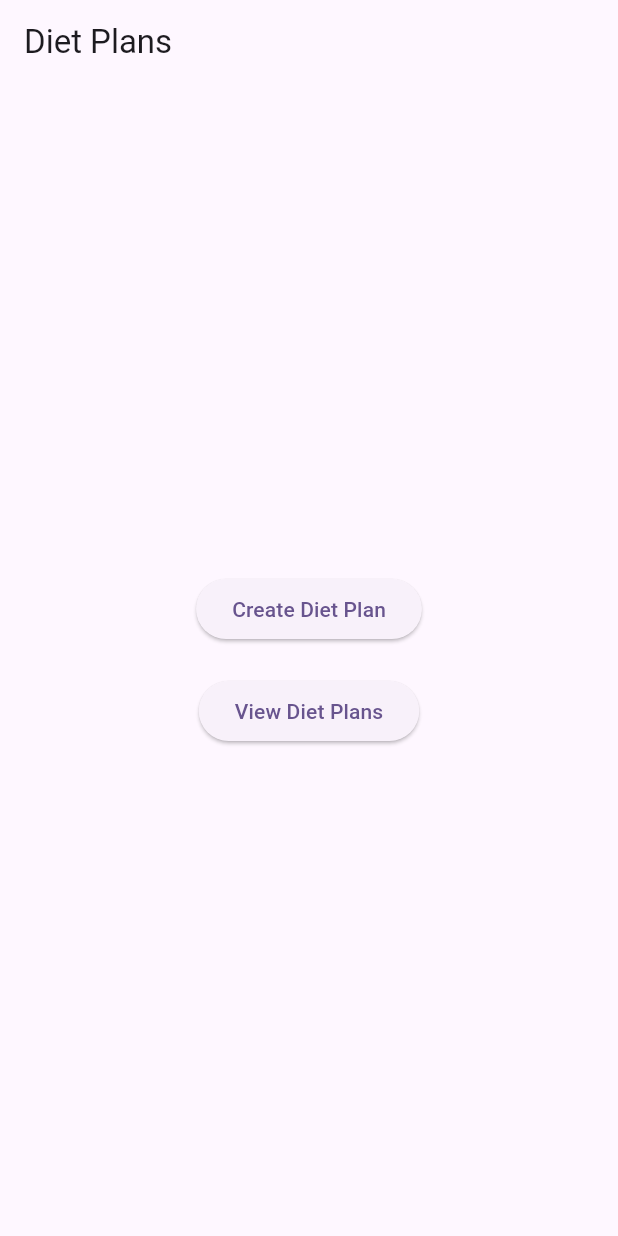
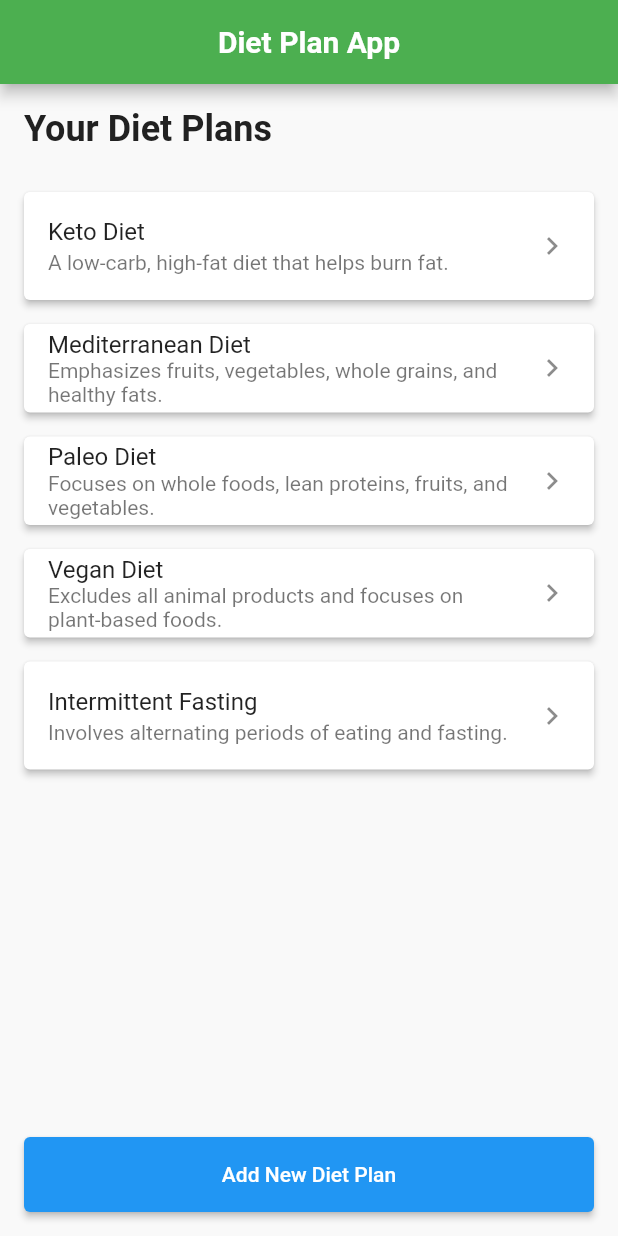
Before and after one commit to SajiaAfrin/Diet-Plans-Flutter-App, a Flutter app: the screen it shows after launch, on a phone screen of 412 x 824 dp. Run offline on Flutter 3.47's test engine with Material 2 defaults, Android fonts, the phone set to English and light mode, and no system bars.

```diff
--- /dev/null
+++ b/lib/diet_data.dart
@@ -0,0 +1,33 @@
+// diet_data.dart
+
+// A class representing a diet plan
+class DietPlan {
+  final String name;
+  final String description;
+
+  DietPlan({required this.name, required this.description});
+}
+
+// Sample list of diet plans
+final List<DietPlan> dietPlans = [
+  DietPlan(
+    name: "Keto Diet",
+    description: "A low-carb, high-fat diet that helps burn fat."
+  ),
+  DietPlan(
+    name: "Mediterranean Diet",
+    description: "Emphasizes fruits, vegetables, whole grains, and healthy fats."
+  ),
+  DietPlan(
+    name: "Paleo Diet",
+    description: "Focuses on whole foods, lean proteins, fruits, and vegetables."
+  ),
+  DietPlan(
+    name: "Vegan Diet",
+    description: "Excludes all animal products and focuses on plant-based foods."
+  ),
+  DietPlan(
+    name: "Intermittent Fasting",
+    description: "Involves alternating periods of eating and fasting."
+  ),
+];
--- a/lib/homepage.dart
+++ b/lib/homepage.dart
@@ -1,37 +1,68 @@
 import 'package:flutter/material.dart';
+import 'dietPlanDetailsPage.dart';
+import 'diet_data.dart'; // Import the data file
 
-class DietPlanHomePage extends StatefulWidget {
-  const DietPlanHomePage({Key? key}) : super(key: key);
-
-  @override
-  State<DietPlanHomePage> createState() => _DietPlanHomePageState();
-}
-
-class _DietPlanHomePageState extends State<DietPlanHomePage> {
+class HomePage extends StatelessWidget {
   @override
   Widget build(BuildContext context) {
     return Scaffold(
       appBar: AppBar(
-        title: const Text('Diet Plans'),
+        title: Text('Diet Plan App'),
+        centerTitle: true,
       ),
-      body: Center(
+      body: Padding(
+        padding: const EdgeInsets.all(16.0),
         child: Column(
-          mainAxisAlignment: MainAxisAlignment.center,
+          crossAxisAlignment: CrossAxisAlignment.start,
           children: [
+            Text(
+              'Your Diet Plans',
+              style: TextStyle(fontSize: 24, fontWeight: FontWeight.bold),
+            ),
+            SizedBox(height: 20),
+            Expanded(
+              child: ListView.builder(
+                itemCount: dietPlans.length, // Use dietPlans list length
+                itemBuilder: (context, index) {
+                  return Card(
+                    elevation: 2,
+                    margin: EdgeInsets.symmetric(vertical: 8),
+                    child: ListTile(
+                      title: Text(dietPlans[index].name), // Display the diet name
+                      subtitle: Text(dietPlans[index].description),
+                      trailing: Icon(Icons.chevron_right),
+                      onTap: () {
+                        // Navigate to the diet plan details
+                        Navigator.push(
+                          context,
+                          MaterialPageRoute(
+                            builder: (context) => DietPlanDetailsPage(
+                              dietPlanName: dietPlans[index].name,
+                              dietPlanDescription: dietPlans[index].description,
+                            ),
+                          ),
+                        );
+                      },
+                    ),
+                  );
+                },
+              ),
+            ),
+            SizedBox(height: 20),
             ElevatedButton(
               onPressed: () {
-                // Navigate to the diet plan creation page
-                Navigator.pushNamed(context, '/create_diet_plan');
+                // Navigate to the add new diet plan page
+                Navigator.push(
+                  context,
+                  MaterialPageRoute(
+                    builder: (context) => AddNewDietPlanPage(),
+                  ),
+                );
               },
-              child: const Text('Create Diet Plan'),
-            ),
-            const SizedBox(height: 20),
-            ElevatedButton(
-              onPressed: () {
-                // Navigate to the diet plan list page
-                Navigator.pushNamed(context, '/diet_plan_list');
-              },
-              child: const Text('View Diet Plans'),
+              child: Text('Add New Diet Plan'),
+              style: ElevatedButton.styleFrom(
+                minimumSize: Size(double.infinity, 50), // Full width
+              ),
             ),
           ],
         ),
@@ -39,3 +70,21 @@ class _DietPlanHomePageState extends State<DietPlanHomePage> {
     );
   }
 }
+
+// Add New Diet Plan Page
+class AddNewDietPlanPage extends StatelessWidget {
+  @override
+  Widget build(BuildContext context) {
+    return Scaffold(
+      appBar: AppBar(
+        title: Text('Add New Diet Plan'),
+      ),
+      body: Center(
+        child: Text(
+          'Form to add a new diet plan goes here.',
+          style: TextStyle(fontSize: 24),
+        ),
+      ),
+    );
+  }
+}
--- a/lib/main.dart
+++ b/lib/main.dart
@@ -15,10 +15,27 @@ class MyApp extends StatelessWidget {
       debugShowCheckedModeBanner: false,
       title: 'Diet Plans ',
       theme: ThemeData(
-        colorScheme: ColorScheme.fromSeed(seedColor: Colors.deepPurple),
-        useMaterial3: true,
+        primaryColor: Color(0xFF4CAF50), // Primary Color (Green)
+        secondaryHeaderColor: Color(0xFFFFC107), // Secondary Color (Amber)
+        scaffoldBackgroundColor: Color(0xFFF9F9F9), // Background Color (Light Grey)
+        textTheme: TextTheme(
+          bodyText1: TextStyle(color: Color(0xFF212121)), // Text Color (Dark Grey)
+          bodyText2: TextStyle(color: Color(0xFF212121)),
+        ),
+        buttonTheme: ButtonThemeData(
+          buttonColor: Color(0xFFFF5722), // Accent Color (Deep Orange)
+          textTheme: ButtonTextTheme.primary,
+        ),
+        appBarTheme: AppBarTheme(
+          backgroundColor: Color(0xFF4CAF50), // AppBar Color
+          titleTextStyle: TextStyle(
+            color: Colors.white,
+            fontSize: 20,
+            fontWeight: FontWeight.bold,
+          ),
+        ),
       ),
-      home: const DietPlanHomePage(),
+      home:  HomePage(),
     );
   }
 }
```
Also changed, not shown: lib/dietPlanDetailsPage.dart (added, +38 -0 lines).
